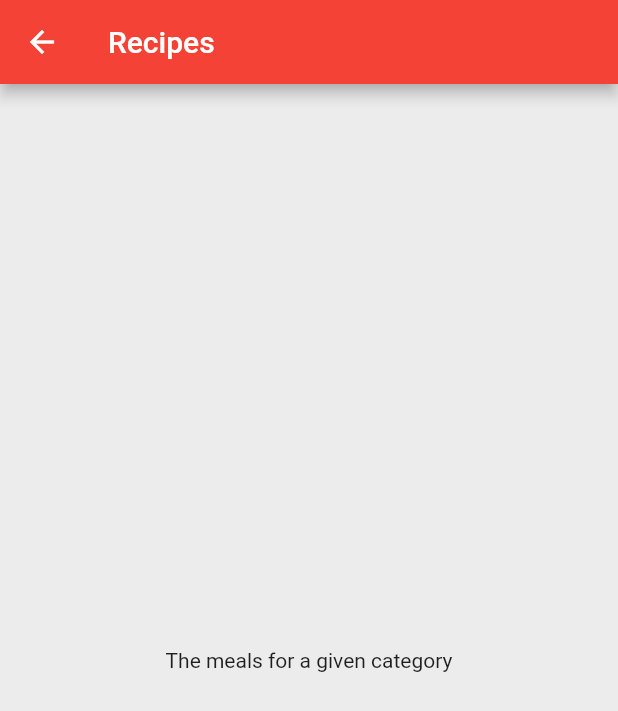
After one commit to khari998/ImHungry, a Flutter app: the screen it shows after launch, after a tap on "Italian", on a phone screen of 412 x 824 dp. The commit adds this screen. Shown: the top 711 px of the screen. Run offline on Flutter 3.47's test engine with Material 2 defaults, Android fonts, the phone set to English and light mode, and no system bars.

Commit message:
Corrected fonts location error, Added page routing to individual meals

```diff
--- a/lib/category_item.dart
+++ b/lib/category_item.dart
@@ -1,16 +1,37 @@
 import 'package:flutter/material.dart';
+import './meals.dart';
 
 class CategoryItem extends StatelessWidget {
   final String title;
   final Color color;
   CategoryItem(this.title, this.color);
+
+  void selectCategory(BuildContext cont) {
+    // changes page to Meals
+    Navigator.of(cont).push(
+      MaterialPageRoute(
+        builder: (_) => Meals(),
+      ),
+    );
+  }
+
   @override
   Widget build(BuildContext context) {
-    return Container(
-      padding: const EdgeInsets.all(15), // constant spacing by EdgeInsets in all directions
-      child: Text(title, style: Theme.of(context).textTheme.title,),
-      decoration: BoxDecoration( // decorate box with box decoration
-        gradient: LinearGradient( // vertical gradient
+    return GestureDetector(
+      child: InkWell(
+        onTap: () => selectCategory(context), // changes page to Meals
+        splashColor: Theme.of(context).primaryColor,
+        borderRadius: BorderRadius.circular(15),
+        child: Container(
+          padding: const EdgeInsets.all(15), // compiled constant spacing
+          child: Text(
+            title,
+            style: Theme.of(context).textTheme.title,
+          ),
+          decoration: BoxDecoration(
+            // decorate box with box decoration
+            gradient: LinearGradient(
+              // vertical gradient
               colors: [
                 color.withOpacity(0.7), // beginning gradient color
                 color, // ending gradient color
@@ -18,7 +39,10 @@ class CategoryItem extends StatelessWidget {
               begin: Alignment.topLeft, // beginning point for gradient
               end: Alignment.bottomRight, // ending point for gradient
             ),
-        borderRadius: BorderRadius.circular(15), // sets circular border around box
+            borderRadius:
+                BorderRadius.circular(15), // sets circular border around box
+          ),
+        ),
       ),
     );
   }
--- a/lib/main.dart
+++ b/lib/main.dart
@@ -8,7 +8,7 @@ class MyApp extends StatelessWidget {
   Widget build(BuildContext context) {
     return MaterialApp(
       title: 'ImHungry',
-      theme: ThemeData(
+      theme: ThemeData( // Settings for Application theme
         primarySwatch: Colors.red,
         accentColor: Colors.yellowAccent,
         canvasColor: Color.fromRGBO(236, 236, 236, 1),
--- /dev/null
+++ b/lib/meals.dart
@@ -0,0 +1,15 @@
+import 'package:flutter/material.dart';
+
+class Meals extends StatelessWidget {
+  @override
+  Widget build(BuildContext context) {
+    return Scaffold(
+      appBar: AppBar(
+        title: Text('Recipes'),
+      ),
+      body: Center(
+        child: Text("The meals for a given category"),
+      ),
+    );
+  }
+}
```
Also changed, not shown: assets/fonts/Roboto-Black.ttf (renamed from assets/Roboto-Black.ttf), assets/fonts/Roboto-BlackItalic.ttf (renamed from assets/Roboto-BlackItalic.ttf), assets/fonts/Roboto-Bold.ttf (renamed from assets/Roboto-Bold.ttf), assets/fonts/Roboto-BoldItalic.ttf (renamed from assets/Roboto-BoldItalic.ttf), assets/fonts/Roboto-Light.ttf (renamed from assets/Roboto-Light.ttf), assets/fonts/Roboto-LightItalic.ttf (renamed from assets/Roboto-LightItalic.ttf), assets/fonts/Roboto-Medium.ttf (renamed from assets/Roboto-Medium.ttf), assets/fonts/Roboto-MediumItalic.ttf (renamed from assets/Roboto-MediumItalic.ttf), assets/fonts/Roboto-Regular.ttf (renamed from assets/Roboto-Regular.ttf), assets/fonts/Roboto-RegularItalic.ttf (renamed from assets/Roboto-RegularItalic.ttf), assets/fonts/Roboto-Thin.ttf (renamed from assets/Roboto-Thin.ttf), assets/fonts/Roboto-ThinItalic.ttf (renamed from assets/Roboto-ThinItalic.ttf). Lines whose indentation alone changed are shown as unchanged.
